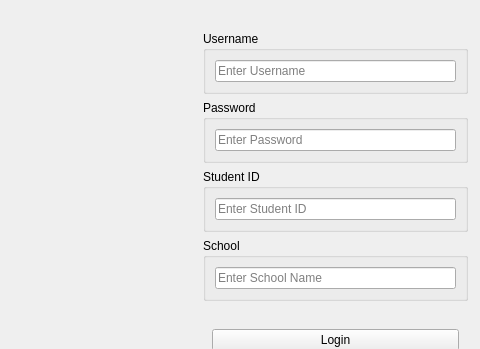
Old version of the form loginwidget.ui in the repository WangSuhang123/Fingertip-Light-Chase; both pictures show x 470 to 950 and y 143 to 492 of the 950 by 617 pixel window.
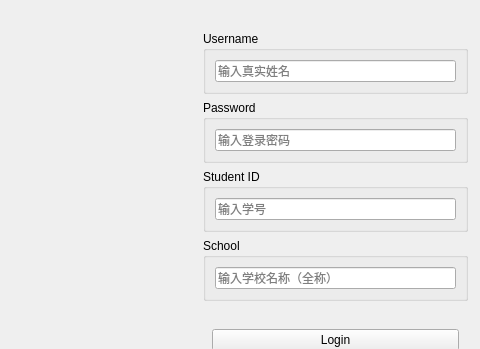
New version of the form. Icons and pictures are not drawn.

Patch:
```diff
--- a/loginwidget.ui
+++ b/loginwidget.ui
@@ -228,7 +228,7 @@
                    <set>Qt::InputMethodHint::ImhNone</set>
                   </property>
                   <property name="placeholderText">
-                   <string>Enter Username</string>
+                   <string>输入真实姓名</string>
                   </property>
                  </widget>
                 </item>
@@ -256,7 +256,7 @@
                    <set>Qt::AlignmentFlag::AlignLeading|Qt::AlignmentFlag::AlignLeft|Qt::AlignmentFlag::AlignVCenter</set>
                   </property>
                   <property name="placeholderText">
-                   <string>Enter Password</string>
+                   <string>输入登录密码</string>
                   </property>
                   <property name="cursorMoveStyle">
                    <enum>Qt::CursorMoveStyle::LogicalMoveStyle</enum>
@@ -275,7 +275,7 @@
                 <item>
                  <widget class="QLineEdit" name="StudentIDEdit">
                   <property name="placeholderText">
-                   <string>Enter Student ID</string>
+                   <string>输入学号</string>
                   </property>
                  </widget>
                 </item>
@@ -291,7 +291,7 @@
                 <item>
                  <widget class="QLineEdit" name="SchoolNameEdit">
                   <property name="placeholderText">
-                   <string>Enter School Name</string>
+                   <string>输入学校名称（全称）</string>
                   </property>
                  </widget>
                 </item>
```
